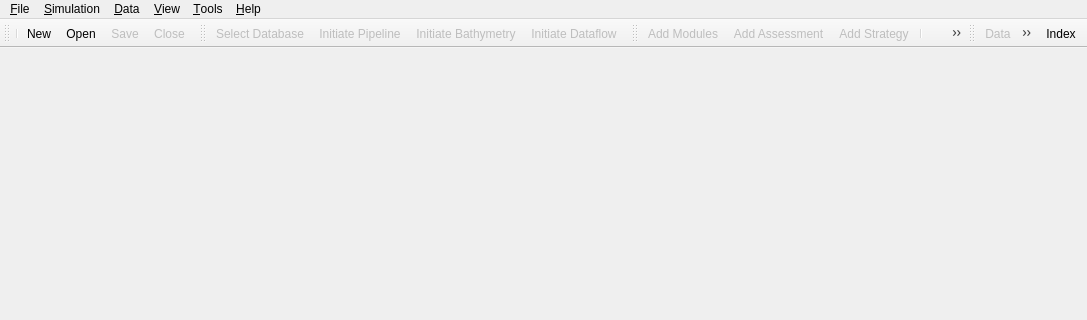
Above: designer/shared/mainwindow.ui from DTOcean/dtocean-app before the change; both pictures show x 0 to 1087 and y 0 to 320 of the 1087 by 618 pixel window. Below: the same form after it.
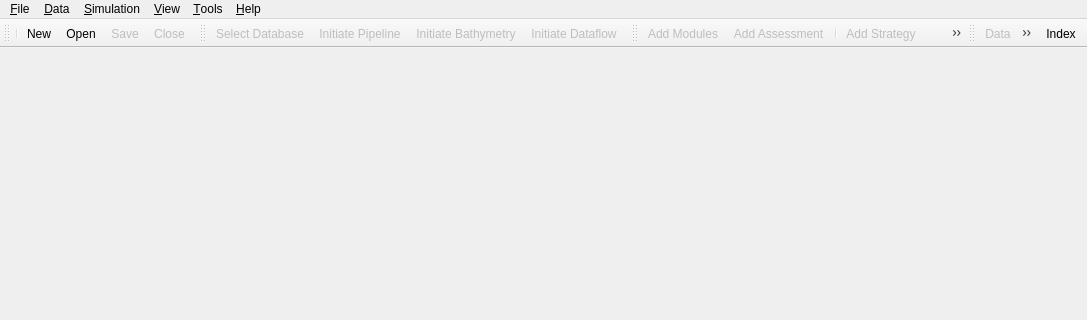
That is the form after the change. Icons and pictures are not drawn.

Commit message: Move strategy selection to after dataflow itialisation

```diff
--- a/designer/shared/mainwindow.ui
+++ b/designer/shared/mainwindow.ui
@@ -142,8 +142,8 @@
     <addaction name="separator"/>
    </widget>
    <addaction name="menuFile"/>
-   <addaction name="menuSimulation"/>
    <addaction name="menuData"/>
+   <addaction name="menuSimulation"/>
    <addaction name="menuView"/>
    <addaction name="menuTools"/>
    <addaction name="menuHelp"/>
@@ -197,8 +197,8 @@
    </attribute>
    <addaction name="actionAdd_Modules"/>
    <addaction name="actionAdd_Assessment"/>
+   <addaction name="separator"/>
    <addaction name="actionAdd_Strategy"/>
-   <addaction name="separator"/>
    <addaction name="actionRun_Current"/>
    <addaction name="actionRun_Themes"/>
    <addaction name="actionRun_Strategy"/>
```
Left out of the diff: 2 changed lines with no effect on the pictures. The commit also changes 1 other file.
